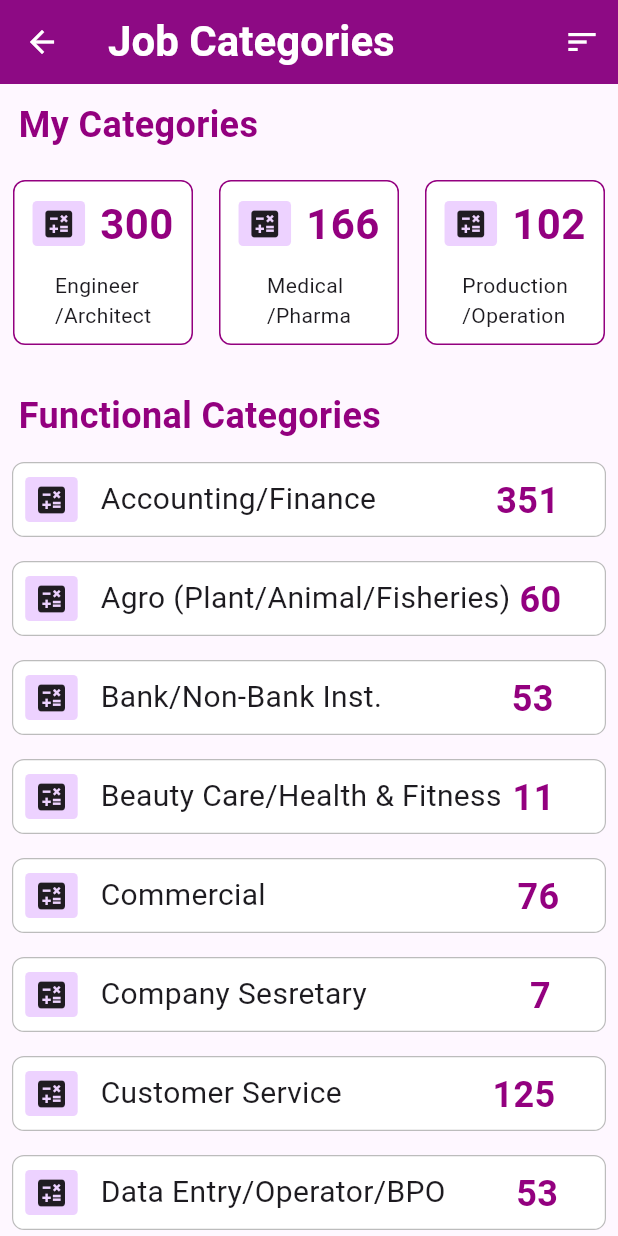
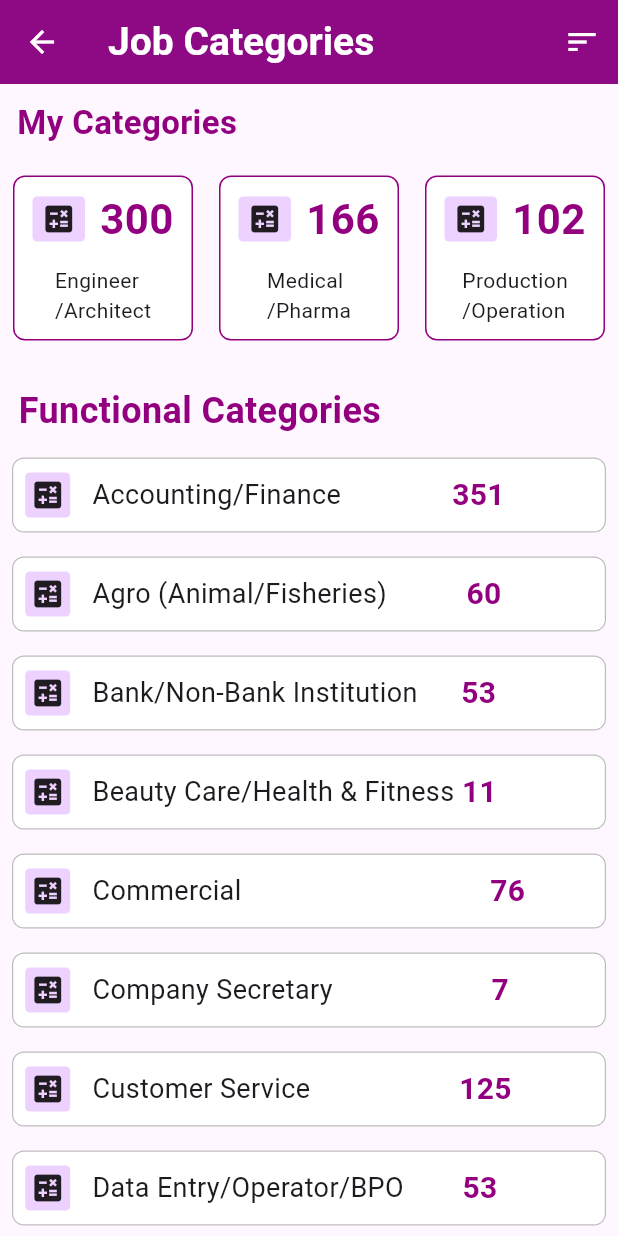
Before and after one commit to ArifHossain123/bd_job_categories, a Flutter app: the screen it shows after launch, on a phone screen of 412 x 824 dp. Run offline on Flutter 3.47's test engine with Material 3 defaults, Android fonts, the phone set to English and light mode, and no system bars.

Commit message:
Functional Categories

```diff
--- a/lib/main.dart
+++ b/lib/main.dart
@@ -29,7 +29,7 @@ class BdJobCategories extends StatelessWidget {
             style: TextStyle(
               color: Colors.white,
               fontWeight: FontWeight.bold,
-              fontSize: 28,
+              fontSize: 26,
             ),
           ),
           actions: [
@@ -52,7 +52,7 @@ class BdJobCategories extends StatelessWidget {
               textAlign: TextAlign.start,
               style: TextStyle(
                 color: Color.fromARGB(255, 147, 0, 127),
-                fontSize: 24,
+                fontSize: 22,
                 fontWeight: FontWeight.bold,
               ),
             ),
@@ -263,7 +263,7 @@ class BdJobCategories extends StatelessWidget {
                         children: [
                           Container(
                             height: 30,
-                            width: 35,
+                            width: 30,
                             decoration: BoxDecoration(
                               color: const Color.fromARGB(101, 210, 141, 255),
                               borderRadius: BorderRadius.circular(3),
@@ -276,11 +276,11 @@ class BdJobCategories extends StatelessWidget {
                           const Text(
                             ' Accounting/Finance',
                             style: TextStyle(
-                              fontSize: 20,
+                              fontSize: 18,
                             ),
                           ),
                           const SizedBox(
-                            width: 80,
+                            width: 74,
                           ),
                           const Row(
                             children: [
@@ -288,10 +288,10 @@ class BdJobCategories extends StatelessWidget {
                                 '351',
                                 style: TextStyle(
                                   color: Color.fromARGB(255, 147, 0, 127),
-                                  fontSize: 24,
+                                  fontSize: 20,
                                   fontWeight: FontWeight.bold,
                                 ),
-                              )
+                              ),
                             ],
                           )
                         ],
@@ -321,7 +321,7 @@ class BdJobCategories extends StatelessWidget {
                         children: [
                           Container(
                             height: 30,
-                            width: 35,
+                            width: 30,
                             decoration: BoxDecoration(
                               color: const Color.fromARGB(101, 210, 141, 255),
                               borderRadius: BorderRadius.circular(3),
@@ -332,13 +332,13 @@ class BdJobCategories extends StatelessWidget {
                             width: 10,
                           ),
                           const Text(
-                            ' Agro (Plant/Animal/Fisheries)',
+                            ' Agro (Animal/Fisheries)',
                             style: TextStyle(
-                              fontSize: 20,
+                              fontSize: 18,
                             ),
                           ),
                           const SizedBox(
-                            width: 6,
+                            width: 53,
                           ),
                           const Row(
                             children: [
@@ -346,7 +346,7 @@ class BdJobCategories extends StatelessWidget {
                                 '60',
                                 style: TextStyle(
                                   color: Color.fromARGB(255, 147, 0, 127),
-                                  fontSize: 24,
+                                  fontSize: 20,
                                   fontWeight: FontWeight.bold,
                                 ),
                               )
@@ -380,7 +380,7 @@ class BdJobCategories extends StatelessWidget {
                         children: [
                           Container(
                             height: 30,
-                            width: 35,
+                            width: 30,
                             decoration: BoxDecoration(
                               color: const Color.fromARGB(101, 210, 141, 255),
                               borderRadius: BorderRadius.circular(3),
@@ -391,21 +391,21 @@ class BdJobCategories extends StatelessWidget {
                             width: 10,
                           ),
                           const Text(
-                            ' Bank/Non-Bank Inst.',
+                            ' Bank/Non-Bank Institution',
                             style: TextStyle(
-                              fontSize: 20,
+                              fontSize: 18,
                             ),
                           ),
                           const SizedBox(
-                            width: 80,
+                            width: 29,
                           ),
                           const Row(
                             children: [
                               Text(
-                                ' 53',
+                                '53',
                                 style: TextStyle(
                                   color: Color.fromARGB(255, 147, 0, 127),
-                                  fontSize: 24,
+                                  fontSize: 20,
                                   fontWeight: FontWeight.bold,
                                 ),
                               )
@@ -438,7 +438,7 @@ class BdJobCategories extends StatelessWidget {
                         children: [
                           Container(
                             height: 30,
-                            width: 35,
+                            width: 30,
                             decoration: BoxDecoration(
                               color: const Color.fromARGB(101, 210, 141, 255),
                               borderRadius: BorderRadius.circular(3),
@@ -451,19 +451,19 @@ class BdJobCategories extends StatelessWidget {
                           const Text(
                             ' Beauty Care/Health & Fitness',
                             style: TextStyle(
-                              fontSize: 20,
+                              fontSize: 18,
                             ),
                           ),
                           const SizedBox(
-                            width: 1,
+                            width: 5,
                           ),
                           const Row(
                             children: [
                               Text(
-                                ' 11',
+                                '11',
                                 style: TextStyle(
                                   color: Color.fromARGB(255, 147, 0, 127),
-                                  fontSize: 24,
+                                  fontSize: 20,
                                   fontWeight: FontWeight.bold,
                                 ),
                               )
@@ -496,7 +496,7 @@ class BdJobCategories extends StatelessWidget {
                         children: [
                           Container(
                             height: 30,
-                            width: 35,
+                            width: 30,
                             decoration: BoxDecoration(
                               color: const Color.fromARGB(101, 210, 141, 255),
                               borderRadius: BorderRadius.circular(3),
@@ -507,21 +507,21 @@ class BdJobCategories extends StatelessWidget {
                             width: 10,
                           ),
                           const Text(
-                            ' Commercial             ',
+                            ' Commercial',
                             style: TextStyle(
-                              fontSize: 20,
+                              fontSize: 18,
                             ),
                           ),
                           const SizedBox(
-                            width: 100,
+                            width: 150,
                           ),
                           const Row(
                             children: [
                               Text(
-                                '76',
+                                '   76',
                                 style: TextStyle(
                                   color: Color.fromARGB(255, 147, 0, 127),
-                                  fontSize: 24,
+                                  fontSize: 20,
                                   fontWeight: FontWeight.bold,
                                 ),
                               )
@@ -554,7 +554,7 @@ class BdJobCategories extends StatelessWidget {
                         children: [
                           Container(
                             height: 30,
-                            width: 35,
+                            width: 30,
                             decoration: BoxDecoration(
                               color: const Color.fromARGB(101, 210, 141, 255),
                               borderRadius: BorderRadius.circular(3),
@@ -565,9 +565,9 @@ class BdJobCategories extends StatelessWidget {
                             width: 10,
                           ),
                           const Text(
-                            ' Company Sesretary',
+                            ' Company Secretary',
                             style: TextStyle(
-                              fontSize: 20,
+                              fontSize: 18,
                             ),
                           ),
                           const SizedBox(
@@ -579,7 +579,7 @@ class BdJobCategories extends StatelessWidget {
                                 '   7',
                                 style: TextStyle(
                                   color: Color.fromARGB(255, 147, 0, 127),
-                                  fontSize: 24,
+                                  fontSize: 20,
                                   fontWeight: FontWeight.bold,
                                 ),
                               )
@@ -612,7 +612,7 @@ class BdJobCategories extends StatelessWidget {
                         children: [
                           Container(
                             height: 30,
-                            width: 35,
+                            width: 30,
                             decoration: BoxDecoration(
                               color: const Color.fromARGB(101, 210, 141, 255),
                               borderRadius: BorderRadius.circular(3),
@@ -625,7 +625,7 @@ class BdJobCategories extends StatelessWidget {
                           const Text(
                             ' Customer Service',
                             style: TextStyle(
-                              fontSize: 20,
+                              fontSize: 18,
                             ),
                           ),
                           const SizedBox(
@@ -637,7 +637,7 @@ class BdJobCategories extends StatelessWidget {
                                 ' 125',
                                 style: TextStyle(
                                   color: Color.fromARGB(255, 147, 0, 127),
-                                  fontSize: 24,
+                                  fontSize: 20,
                                   fontWeight: FontWeight.bold,
                                 ),
                               )
@@ -670,7 +670,7 @@ class BdJobCategories extends StatelessWidget {
                         children: [
                           Container(
                             height: 30,
-                            width: 35,
+                            width: 30,
                             decoration: BoxDecoration(
                               color: const Color.fromARGB(101, 210, 141, 255),
                               borderRadius: BorderRadius.circular(3),
@@ -683,11 +683,11 @@ class BdJobCategories extends StatelessWidget {
                           const Text(
                             ' Data Entry/Operator/BPO',
                             style: TextStyle(
-                              fontSize: 20,
+                              fontSize: 18,
                             ),
                           ),
                           const SizedBox(
-                            width: 47,
+                            width: 39,
                           ),
                           const Row(
                             children: [
@@ -695,7 +695,7 @@ class BdJobCategories extends StatelessWidget {
                                 '53',
                                 style: TextStyle(
                                   color: Color.fromARGB(255, 147, 0, 127),
-                                  fontSize: 24,
+                                  fontSize: 20,
                                   fontWeight: FontWeight.bold,
                                 ),
                               )
@@ -728,7 +728,7 @@ class BdJobCategories extends StatelessWidget {
                         children: [
                           Container(
                             height: 30,
-                            width: 35,
+                            width: 30,
                             decoration: BoxDecoration(
                               color: const Color.fromARGB(101, 210, 141, 255),
                               borderRadius: BorderRadius.circular(3),
@@ -741,19 +741,19 @@ class BdJobCategories extends StatelessWidget {
                           const Text(
                             ' Design/Creative',
                             style: TextStyle(
-                              fontSize: 20,
+                              fontSize: 18,
                             ),
                           ),
                           const SizedBox(
-                            width: 110,
+                            width: 130,
                           ),
                           const Row(
                             children: [
                               Text(
-                                '   88',
+                                '88',
                                 style: TextStyle(
                                   color: Color.fromARGB(255, 147, 0, 127),
-                                  fontSize: 24,
+                                  fontSize: 20,
                                   fontWeight: FontWeight.bold,
                                 ),
                               )
```
